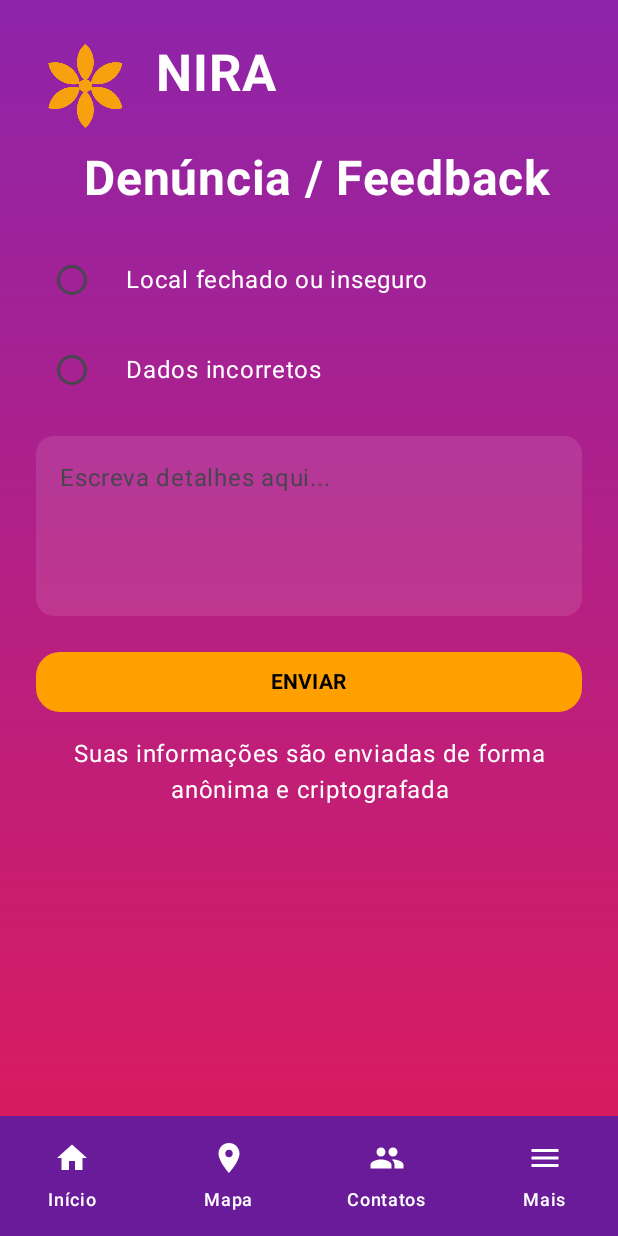
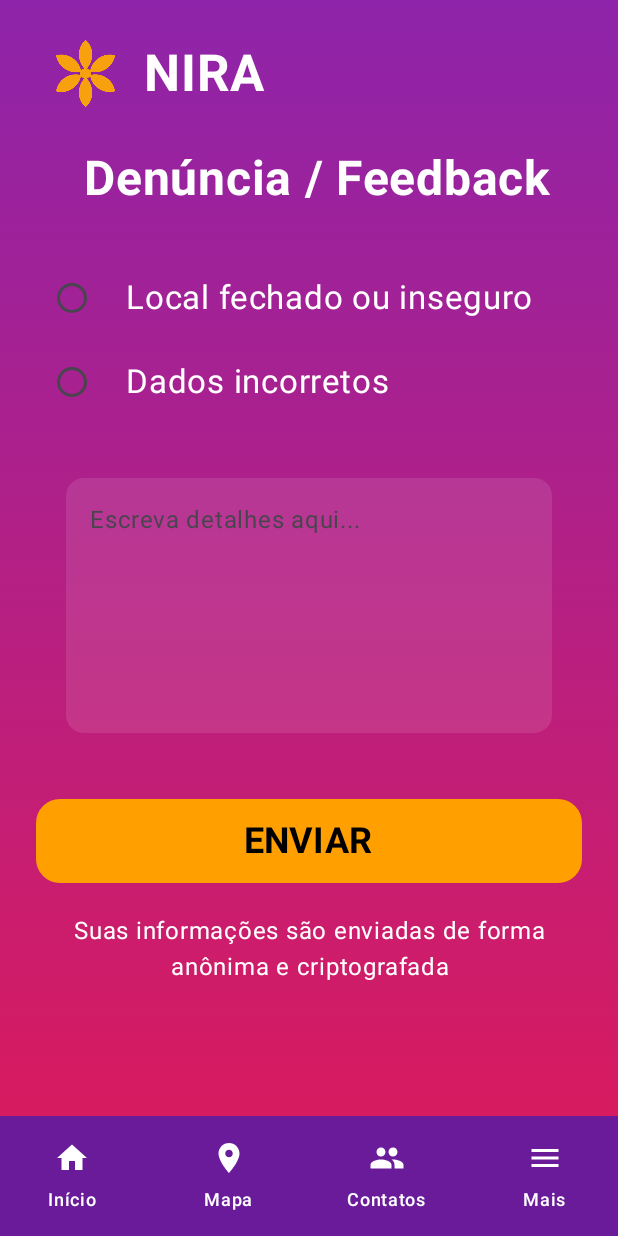
Before and after one commit to CyntiaHagers/nira-android, an Android app built with Jetpack Compose: the FeedbackScreen screen opened through its navigation route, on a phone screen of 412 x 824 dp. Run offline under Robolectric (Android 15) with nearby library versions, the phone set to English and light mode, and no system bars; Roboto replaces fonts that are not available here.

Commit message:
FeedbackScreen

```diff
--- a/app/src/main/java/br/com/fiap/nira/ui/screens/FeedbackScreen.kt
+++ b/app/src/main/java/br/com/fiap/nira/ui/screens/FeedbackScreen.kt
@@ -6,6 +6,7 @@ import androidx.compose.foundation.Image
 import androidx.compose.foundation.background
 import androidx.compose.foundation.layout.*
 import androidx.compose.foundation.shape.RoundedCornerShape
+import androidx.compose.foundation.text.KeyboardOptions
 import androidx.compose.material.icons.Icons
 import androidx.compose.material.icons.filled.*
 import androidx.compose.material3.*
@@ -15,6 +16,7 @@ import androidx.compose.ui.graphics.Brush
 import androidx.compose.ui.graphics.Color
 import androidx.compose.ui.res.painterResource
 import androidx.compose.ui.text.font.FontWeight
+import androidx.compose.ui.text.input.KeyboardType
 import androidx.compose.ui.text.style.TextAlign
 import androidx.compose.ui.unit.dp
 import androidx.compose.ui.unit.sp
@@ -26,6 +28,7 @@ fun FeedbackScreen(modifier: Modifier = Modifier) {
     // Estados
     var detalhes by remember { mutableStateOf("") }
     var selectedOption by remember { mutableStateOf("") }
+
 
     // Gradiente de fundo
     val gradient = Brush.verticalGradient(
@@ -49,14 +52,16 @@ fun FeedbackScreen(modifier: Modifier = Modifier) {
                 Image(
                     painter = painterResource(id = R.drawable.logos_simbolo),
                     contentDescription = "Logo Nira",
-                    modifier = Modifier.size(80.dp)
+                    modifier = Modifier
+                        .size(80.dp)
+                        .padding(bottom = 16.dp)
                 )
                 Text(
                     text = "NIRA",
                     fontSize = 34.sp,
                     fontWeight = FontWeight.Bold,
                     color = Color.White,
-                    modifier = Modifier.padding(start = 8.dp, bottom = 14.dp)
+                    modifier = Modifier.padding(bottom = 14.dp)
                 )
             }
 
@@ -83,7 +88,7 @@ fun FeedbackScreen(modifier: Modifier = Modifier) {
                     verticalAlignment = Alignment.CenterVertically,
                     modifier = Modifier
                         .fillMaxWidth()
-                        .padding(bottom = 12.dp)
+                        .padding(top = 12.dp, bottom = 8.dp)
                 ) {
                     RadioButton(
                         selected = selectedOption == "local",
@@ -93,6 +98,7 @@ fun FeedbackScreen(modifier: Modifier = Modifier) {
                     Text(
                         text = "Local fechado ou inseguro",
                         color = Color.White,
+                        fontSize = 22.sp,
                         modifier = Modifier.padding(start = 12.dp)
                     )
                 }
@@ -112,6 +118,7 @@ fun FeedbackScreen(modifier: Modifier = Modifier) {
                     Text(
                         text = "Dados incorretos",
                         color = Color.White,
+                        fontSize = 22.sp,
                         modifier = Modifier.padding(start = 12.dp)
                     )
                 }
@@ -123,7 +130,8 @@ fun FeedbackScreen(modifier: Modifier = Modifier) {
                     placeholder = { Text("Escreva detalhes aqui...") },
                     modifier = Modifier
                         .fillMaxWidth()
-                        .height(120.dp),
+                        .padding(20.dp)
+                        .height(170.dp),
                     shape = RoundedCornerShape(12.dp),
                     colors = OutlinedTextFieldDefaults.colors(
                         focusedContainerColor = Color.White.copy(alpha = 0.1f),
@@ -131,7 +139,8 @@ fun FeedbackScreen(modifier: Modifier = Modifier) {
                         focusedBorderColor = Color.Transparent,
                         unfocusedBorderColor = Color.Transparent,
                         cursorColor = Color.White
-                    )
+                    ),
+                    keyboardOptions = KeyboardOptions(keyboardType = KeyboardType.Text)
                 )
 
                 // Botão enviar
@@ -142,10 +151,11 @@ fun FeedbackScreen(modifier: Modifier = Modifier) {
                     colors = ButtonDefaults.buttonColors(containerColor = Color(0xFFFFA000)),
                     modifier = Modifier
                         .fillMaxWidth()
-                        .padding(top = 20.dp),
+                        .height(80.dp)
+                        .padding(top = 24.dp),
                     shape = RoundedCornerShape(16.dp)
                 ) {
-                    Text("ENVIAR", color = Color.Black, fontWeight = FontWeight.Bold)
+                    Text("ENVIAR", color = Color.Black, fontSize = 24.sp, fontWeight = FontWeight.Bold)
                 }
 
                 // Rodapé
@@ -155,7 +165,7 @@ fun FeedbackScreen(modifier: Modifier = Modifier) {
                     color = Color.White,
                     textAlign = TextAlign.Center,
                     modifier = Modifier
-                        .padding(top = 12.dp)
+                        .padding(20.dp)
                         .fillMaxWidth()
                 )
             }
```
